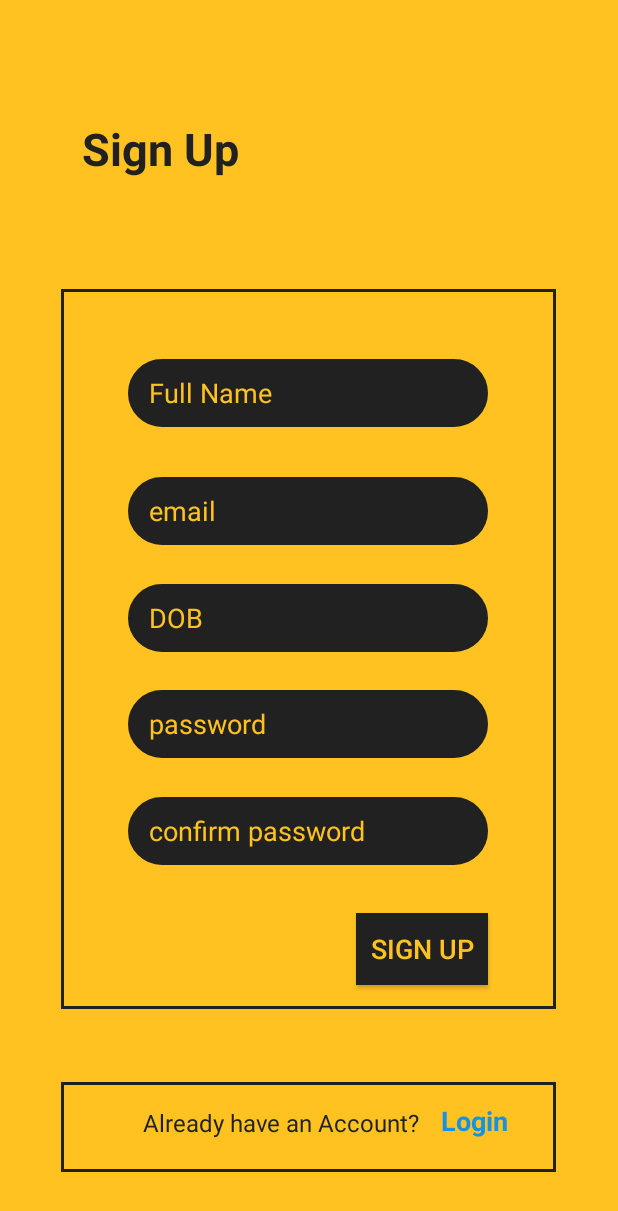
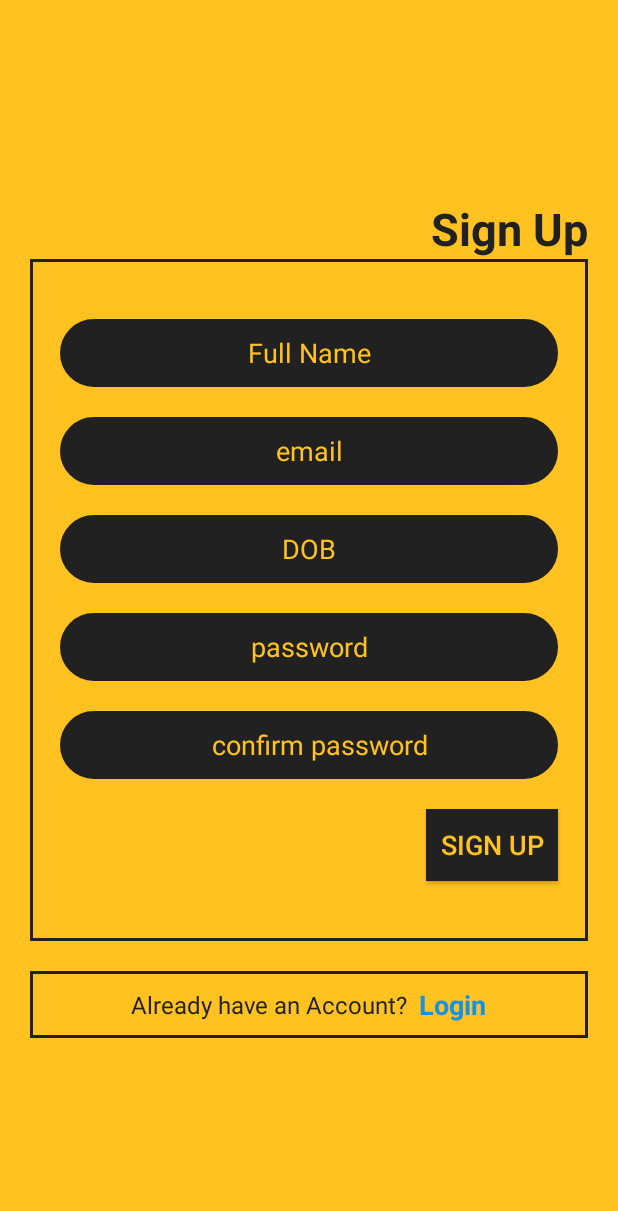
Before and after one commit to atharva3110/AttendanceTracking, an Android app: the Activity_SignUp screen opened directly, with no data from a screen before it, on a phone screen of 412 x 824 dp. Shown: the top 1211 px of the screen. Run offline under Robolectric (Android 15) with nearby library versions, the phone set to English and light mode, and no system bars; our stand-ins replace Firebase (no records; nobody signed in at launch, a user with empty details on screens opened directly).

Commit message:
sign up layout fix

```diff
--- a/app/src/main/res/layout/activity__sign_up.xml
+++ b/app/src/main/res/layout/activity__sign_up.xml
@@ -1,11 +1,10 @@
 <?xml version="1.0" encoding="utf-8"?>
-<androidx.constraintlayout.widget.ConstraintLayout xmlns:android="http://schemas.android.com/apk/res/android"
-    xmlns:app="http://schemas.android.com/apk/res-auto"
-    xmlns:tools="http://schemas.android.com/tools"
+<LinearLayout xmlns:android="http://schemas.android.com/apk/res/android"
+    android:orientation="vertical"
     android:layout_width="match_parent"
     android:layout_height="match_parent"
-    tools:context=".Activity_SignUp"
-    android:background="@drawable/background">
+    android:background="@drawable/background"
+    android:gravity="center_vertical">
 
     <TextView
         android:layout_width="wrap_content"
@@ -14,102 +13,86 @@
         android:textStyle="bold"
         android:textColor="@color/colorBlack"
         android:textSize="30sp"
-        app:layout_constraintBottom_toBottomOf="parent"
-        app:layout_constraintHorizontal_bias="0.178"
-        app:layout_constraintLeft_toLeftOf="parent"
-        app:layout_constraintRight_toRightOf="parent"
-        app:layout_constraintTop_toTopOf="parent"
-        app:layout_constraintVertical_bias="0.1" />
+        android:layout_gravity="end"
+        android:layout_marginRight="20dp"/>
+    <LinearLayout
+        android:layout_width="match_parent"
+        android:layout_height="wrap_content"
+        android:layout_marginLeft="20dp"
+        android:layout_marginRight="20dp"
+        android:background="@drawable/blackborder"
+        android:orientation="vertical">
 
-    <ImageView
-        android:layout_width="330dp"
-        android:layout_height="480dp"
-        android:src="@drawable/blackborder"
-        app:layout_constraintBottom_toBottomOf="parent"
-        app:layout_constraintHorizontal_bias="0.493"
-        app:layout_constraintLeft_toLeftOf="parent"
-        app:layout_constraintRight_toRightOf="parent"
-        app:layout_constraintTop_toTopOf="parent"
-        app:layout_constraintVertical_bias="0.561" />
+
+        <EditText
+            android:id="@+id/signup_name"
+            android:layout_width="match_parent"
+            android:layout_height="45dp"
+            android:gravity="center"
+            android:layout_marginTop="40dp"
+            android:layout_marginLeft="20dp"
+            android:layout_marginRight="20dp"
+            android:background="@drawable/curved_black_rect"
+            android:hint="Full Name"
+            android:inputType="text"
+            android:textColor="@color/colorYellow"
+            android:textColorHint="@color/colorYellow" />
+
+        <EditText
+            android:id="@+id/signup_email"
+            android:layout_width="match_parent"
+            android:layout_height="45dp"
+            android:gravity="center"
+            android:layout_marginTop="20dp"
+            android:layout_marginLeft="20dp"
+            android:layout_marginRight="20dp"
+            android:background="@drawable/curved_black_rect"
+            android:hint="email"
+            android:inputType="textAutoComplete"
+            android:textColor="@color/colorYellow"
+            android:textColorHint="@color/colorYellow" />
 
         <EditText
             android:id="@+id/signup_dob"
-        android:layout_width="240dp"
+            android:layout_width="match_parent"
             android:layout_height="45dp"
+            android:gravity="center"
+            android:layout_marginTop="20dp"
+            android:layout_marginLeft="20dp"
+            android:layout_marginRight="20dp"
             android:background="@drawable/curved_black_rect"
-        android:hint="   DOB"
+            android:hint="DOB"
             android:inputType="text"
             android:textColor="@color/colorYellow"
-        android:textColorHint="@color/colorYellow"
-        app:layout_constraintBottom_toBottomOf="parent"
-        app:layout_constraintHorizontal_bias="0.497"
-        app:layout_constraintLeft_toLeftOf="parent"
-        app:layout_constraintRight_toRightOf="parent"
-        app:layout_constraintTop_toTopOf="parent" />
+            android:textColorHint="@color/colorYellow" />
+
+        <EditText
+            android:id="@+id/login_password"
+            android:layout_width="match_parent"
+            android:layout_height="45dp"
+            android:gravity="center"
+            android:layout_marginTop="20dp"
+            android:layout_marginLeft="20dp"
+            android:layout_marginRight="20dp"
+            android:background="@drawable/curved_black_rect"
+            android:hint="password"
+            android:inputType="textPassword"
+            android:textColor="@color/colorYellow"
+            android:textColorHint="@color/colorYellow" />
 
         <EditText
             android:id="@+id/signup_confm_password"
-        android:layout_width="240dp"
+            android:layout_width="match_parent"
             android:layout_height="45dp"
+            android:gravity="center"
+            android:layout_marginTop="20dp"
+            android:layout_marginLeft="20dp"
+            android:layout_marginRight="20dp"
             android:background="@drawable/curved_black_rect"
             android:hint="   confirm password"
             android:inputType="textPassword"
             android:textColor="@color/colorYellow"
-        android:textColorHint="@color/colorYellow"
-        app:layout_constraintBottom_toBottomOf="parent"
-        app:layout_constraintHorizontal_bias="0.497"
-        app:layout_constraintLeft_toLeftOf="parent"
-        app:layout_constraintRight_toRightOf="parent"
-        app:layout_constraintTop_toTopOf="parent"
-        app:layout_constraintVertical_bias="0.682" />
-
-    <EditText
-        android:id="@+id/signup_name"
-        android:layout_width="240dp"
-        android:layout_height="45dp"
-        android:background="@drawable/curved_black_rect"
-        android:hint="   Full Name"
-        android:inputType="text"
-        android:textColor="@color/colorYellow"
-        android:textColorHint="@color/colorYellow"
-        app:layout_constraintBottom_toBottomOf="parent"
-        app:layout_constraintHorizontal_bias="0.497"
-        app:layout_constraintLeft_toLeftOf="parent"
-        app:layout_constraintRight_toRightOf="parent"
-        app:layout_constraintTop_toTopOf="parent"
-        app:layout_constraintVertical_bias="0.307" />
-
-    <EditText
-        android:id="@+id/signup_email"
-        android:layout_width="240dp"
-        android:layout_height="45dp"
-        android:background="@drawable/curved_black_rect"
-        android:hint="   email"
-        android:inputType="textAutoComplete"
-        android:textColor="@color/colorYellow"
-        android:textColorHint="@color/colorYellow"
-        app:layout_constraintBottom_toBottomOf="parent"
-        app:layout_constraintHorizontal_bias="0.497"
-        app:layout_constraintLeft_toLeftOf="parent"
-        app:layout_constraintRight_toRightOf="parent"
-        app:layout_constraintTop_toTopOf="parent"
-        app:layout_constraintVertical_bias="0.408" />
-
-    <EditText
-        android:id="@+id/login_password"
-        android:layout_width="240dp"
-        android:layout_height="45dp"
-        android:background="@drawable/curved_black_rect"
-        android:hint="   password"
-        android:inputType="textPassword"
-        android:textColor="@color/colorYellow"
-        android:textColorHint="@color/colorYellow"
-        app:layout_constraintBottom_toBottomOf="parent"
-        app:layout_constraintHorizontal_bias="0.497"
-        app:layout_constraintLeft_toLeftOf="parent"
-        app:layout_constraintRight_toRightOf="parent"
-        app:layout_constraintTop_toTopOf="parent"
-        app:layout_constraintVertical_bias="0.591" />
+            android:textColorHint="@color/colorYellow" />
 
         <Button
 
@@ -120,36 +103,30 @@
             android:text="Sign Up"
             android:textColor="@color/colorYellow"
             android:textSize="18sp"
-        app:layout_constraintBottom_toBottomOf="parent"
-        app:layout_constraintHorizontal_bias="0.733"
-        app:layout_constraintLeft_toLeftOf="parent"
-        app:layout_constraintRight_toRightOf="parent"
-        app:layout_constraintTop_toTopOf="parent"
-        app:layout_constraintVertical_bias="0.784" />
+            android:layout_marginTop="20dp"
+            android:layout_marginRight="20dp"
+            android:layout_marginBottom="40dp"
+            android:layout_gravity="end"/>
+    </LinearLayout>
 
-    <ImageView
-        android:layout_width="330dp"
-        android:layout_height="60dp"
-        android:src="@drawable/blackborder"
-        app:layout_constraintBottom_toBottomOf="parent"
-        app:layout_constraintHorizontal_bias="0.493"
-        app:layout_constraintLeft_toLeftOf="parent"
-        app:layout_constraintRight_toRightOf="parent"
-        app:layout_constraintTop_toTopOf="parent"
-        app:layout_constraintVertical_bias="0.944" />
-
+    <LinearLayout
+        android:layout_width="match_parent"
+        android:layout_height="wrap_content"
+        android:layout_marginLeft="20dp"
+        android:layout_marginRight="20dp"
+        android:layout_marginTop="20dp"
+        android:paddingTop="10dp"
+        android:paddingBottom="10dp"
+        android:gravity="center"
+        android:background="@drawable/blackborder"
+        android:orientation="horizontal">
         <TextView
             android:layout_width="wrap_content"
             android:layout_height="wrap_content"
             android:text="Already have an Account?"
             android:textColor="@color/colorBlack"
             android:textSize="16sp"
-        app:layout_constraintBottom_toBottomOf="parent"
-        app:layout_constraintHorizontal_bias="0.418"
-        app:layout_constraintLeft_toLeftOf="parent"
-        app:layout_constraintRight_toRightOf="parent"
-        app:layout_constraintTop_toTopOf="parent"
-        app:layout_constraintVertical_bias="0.919" />
+            android:layout_marginRight="7dp"/>
 
         <TextView
             android:id="@+id/login"
@@ -158,12 +135,7 @@
             android:text="Login"
             android:textColor="#1492E6"
             android:textSize="18sp"
-        android:textStyle="bold"
-        app:layout_constraintBottom_toBottomOf="parent"
-        app:layout_constraintHorizontal_bias="0.8"
-        app:layout_constraintLeft_toLeftOf="parent"
-        app:layout_constraintRight_toRightOf="parent"
-        app:layout_constraintTop_toTopOf="parent"
-        app:layout_constraintVertical_bias="0.919" />
+            android:textStyle="bold"/>
 
-</androidx.constraintlayout.widget.ConstraintLayout>
+    </LinearLayout>
+</LinearLayout>
```
Lines whose indentation alone changed are shown as unchanged.
